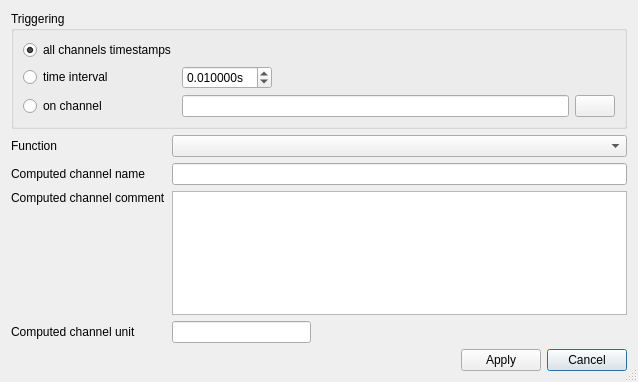
This is asammdf/gui/ui/define_channel_dialog.ui in danielhrisca/asammdf as Qt 5 draws it before an edit. The edited form follows.
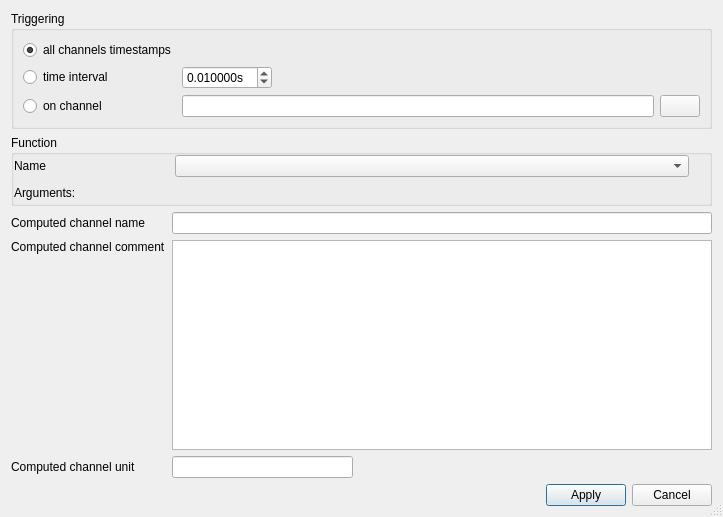
This is the edited form. Icons and pictures are not drawn.

Commit message: let the user define e complete python function

```diff
--- a/asammdf/gui/ui/define_channel_dialog.ui
+++ b/asammdf/gui/ui/define_channel_dialog.ui
@@ -6,8 +6,8 @@
    <rect>
     <x>0</x>
     <y>0</y>
-    <width>638</width>
-    <height>382</height>
+    <width>723</width>
+    <height>517</height>
    </rect>
   </property>
   <property name="maximumSize">
@@ -27,96 +27,16 @@
    <bool>true</bool>
   </property>
   <layout class="QGridLayout" name="gridLayout" columnstretch="0,0,0,0,0">
-   <item row="6" column="4">
-    <widget class="QPushButton" name="cancel_btn">
-     <property name="text">
-      <string>Cancel</string>
-     </property>
-    </widget>
-   </item>
-   <item row="4" column="0">
-    <widget class="QLabel" name="label_8">
-     <property name="text">
-      <string>Computed channel comment</string>
-     </property>
-     <property name="alignment">
-      <set>Qt::AlignLeading|Qt::AlignLeft|Qt::AlignTop</set>
-     </property>
-    </widget>
-   </item>
-   <item row="1" column="1" colspan="4">
-    <widget class="QComboBox" name="functions"/>
-   </item>
-   <item row="1" column="0">
-    <widget class="QLabel" name="label_9">
-     <property name="text">
-      <string>Function</string>
-     </property>
-    </widget>
-   </item>
-   <item row="6" column="1">
-    <spacer name="horizontalSpacer_3">
-     <property name="orientation">
-      <enum>Qt::Horizontal</enum>
-     </property>
-     <property name="sizeHint" stdset="0">
-      <size>
-       <width>40</width>
-       <height>20</height>
-      </size>
-     </property>
-    </spacer>
-   </item>
-   <item row="4" column="1" colspan="4">
+   <item row="5" column="1" colspan="4">
     <widget class="QPlainTextEdit" name="comment"/>
    </item>
-   <item row="5" column="1">
-    <widget class="QLineEdit" name="unit">
-     <property name="placeholderText">
-      <string/>
-     </property>
-    </widget>
-   </item>
-   <item row="2" column="0">
-    <widget class="QLabel" name="label_7">
-     <property name="text">
-      <string>Computed channel name</string>
-     </property>
-    </widget>
-   </item>
-   <item row="6" column="3">
+   <item row="7" column="3">
     <widget class="QPushButton" name="apply_btn">
      <property name="text">
       <string>Apply</string>
      </property>
     </widget>
    </item>
-   <item row="2" column="1" colspan="4">
-    <widget class="QLineEdit" name="name">
-     <property name="inputMask">
-      <string/>
-     </property>
-     <property name="text">
-      <string/>
-     </property>
-     <property name="placeholderText">
-      <string/>
-     </property>
-    </widget>
-   </item>
-   <item row="6" column="2">
-    <spacer name="horizontalSpacer_7">
-     <property name="orientation">
-      <enum>Qt::Horizontal</enum>
-     </property>
-     <property name="sizeHint" stdset="0">
-      <size>
-       <width>40</width>
-       <height>20</height>
-      </size>
-     </property>
-    </spacer>
-   </item>
    <item row="0" column="0" colspan="5">
     <widget class="QGroupBox" name="groupBox_3">
      <property name="title">
@@ -199,13 +119,156 @@
      </layout>
     </widget>
    </item>
-   <item row="5" column="0">
+   <item row="7" column="1">
+    <spacer name="horizontalSpacer_3">
+     <property name="orientation">
+      <enum>Qt::Horizontal</enum>
+     </property>
+     <property name="sizeHint" stdset="0">
+      <size>
+       <width>40</width>
+       <height>20</height>
+      </size>
+     </property>
+    </spacer>
+   </item>
+   <item row="7" column="4">
+    <widget class="QPushButton" name="cancel_btn">
+     <property name="text">
+      <string>Cancel</string>
+     </property>
+    </widget>
+   </item>
+   <item row="6" column="0">
     <widget class="QLabel" name="label_6">
      <property name="text">
       <string>Computed channel unit</string>
      </property>
     </widget>
    </item>
+   <item row="5" column="0">
+    <widget class="QLabel" name="label_8">
+     <property name="text">
+      <string>Computed channel comment</string>
+     </property>
+     <property name="alignment">
+      <set>Qt::AlignLeading|Qt::AlignLeft|Qt::AlignTop</set>
+     </property>
+    </widget>
+   </item>
+   <item row="6" column="1">
+    <widget class="QLineEdit" name="unit">
+     <property name="placeholderText">
+      <string/>
+     </property>
+    </widget>
+   </item>
+   <item row="3" column="0">
+    <widget class="QLabel" name="label_7">
+     <property name="text">
+      <string>Computed channel name</string>
+     </property>
+    </widget>
+   </item>
+   <item row="3" column="1" colspan="4">
+    <widget class="QLineEdit" name="name">
+     <property name="inputMask">
+      <string/>
+     </property>
+     <property name="text">
+      <string/>
+     </property>
+     <property name="placeholderText">
+      <string/>
+     </property>
+    </widget>
+   </item>
+   <item row="7" column="2">
+    <spacer name="horizontalSpacer_7">
+     <property name="orientation">
+      <enum>Qt::Horizontal</enum>
+     </property>
+     <property name="sizeHint" stdset="0">
+      <size>
+       <width>40</width>
+       <height>20</height>
+      </size>
+     </property>
+    </spacer>
+   </item>
+   <item row="2" column="0" colspan="5">
+    <widget class="QGroupBox" name="groupBox">
+     <property name="title">
+      <string>Function</string>
+     </property>
+     <layout class="QGridLayout" name="arg_layout" columnstretch="0,1,0">
+      <property name="leftMargin">
+       <number>0</number>
+      </property>
+      <property name="topMargin">
+       <number>0</number>
+      </property>
+      <property name="rightMargin">
+       <number>0</number>
+      </property>
+      <property name="bottomMargin">
+       <number>0</number>
+      </property>
+      <item row="0" column="0">
+       <widget class="QLabel" name="label_9">
+        <property name="minimumSize">
+         <size>
+          <width>155</width>
+          <height>0</height>
+         </size>
+        </property>
+        <property name="text">
+         <string>Name</string>
+        </property>
+       </widget>
+      </item>
+      <item row="1" column="0">
+       <widget class="QLabel" name="label">
+        <property name="text">
+         <string>Arguments:</string>
+        </property>
+       </widget>
+      </item>
+      <item row="0" column="1">
+       <widget class="QComboBox" name="functions"/>
+      </item>
+      <item row="1" column="1">
+       <spacer name="horizontalSpacer">
+        <property name="orientation">
+         <enum>Qt::Horizontal</enum>
+        </property>
+        <property name="sizeHint" stdset="0">
+         <size>
+          <width>40</width>
+          <height>20</height>
+         </size>
+        </property>
+       </spacer>
+      </item>
+      <item row="1" column="2">
+       <spacer name="horizontalSpacer_2">
+        <property name="orientation">
+         <enum>Qt::Horizontal</enum>
+        </property>
+        <property name="sizeType">
+         <enum>QSizePolicy::Fixed</enum>
+        </property>
+        <property name="sizeHint" stdset="0">
+         <size>
+          <width>20</width>
+          <height>20</height>
+         </size>
+        </property>
+       </spacer>
+      </item>
+     </layout>
+    </widget>
+   </item>
   </layout>
  </widget>
  <resources>
```
The commit also changes 6 other files.
